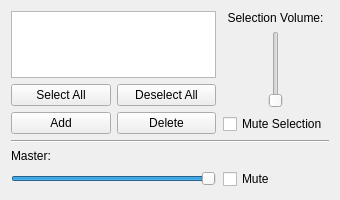
The window that BackgroundCtrlUi.ui (Veggie13/Genesis1) describes before a commit, drawn with Qt 5.
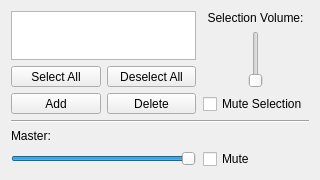
The same window after the commit.

Commit message: Adjusted sidebar size to fit on my maximized window. Updated version to rev 03.

The edit to the form file:
```diff
--- a/BackgroundCtrlUi.ui
+++ b/BackgroundCtrlUi.ui
@@ -5,8 +5,8 @@
    <rect>
     <x>0</x>
     <y>0</y>
-    <width>340</width>
-    <height>200</height>
+    <width>320</width>
+    <height>180</height>
    </rect>
   </property>
   <property name="sizePolicy" >
@@ -17,14 +17,14 @@
   </property>
   <property name="minimumSize" >
    <size>
-    <width>340</width>
-    <height>200</height>
+    <width>320</width>
+    <height>180</height>
    </size>
   </property>
   <property name="maximumSize" >
    <size>
-    <width>340</width>
-    <height>204</height>
+    <width>320</width>
+    <height>180</height>
    </size>
   </property>
   <layout class="QGridLayout" >
```
The commit also changes 4 other files.
